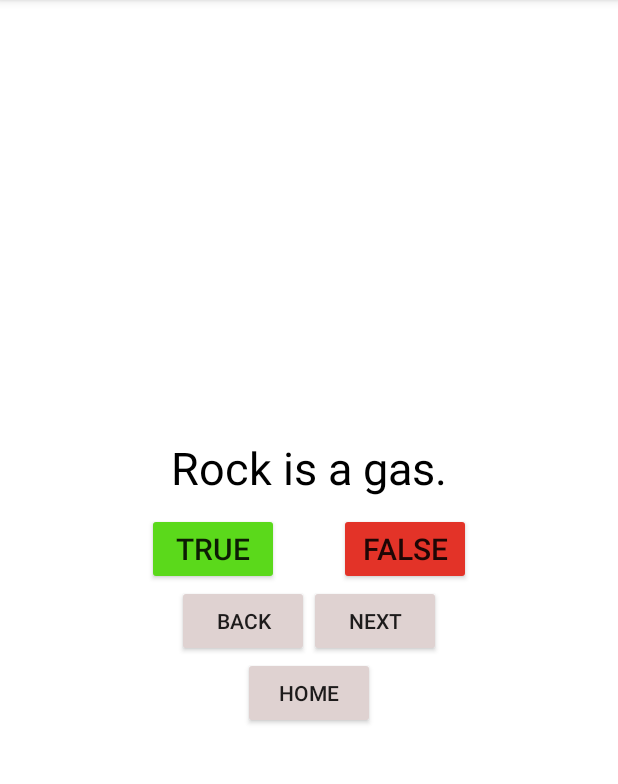
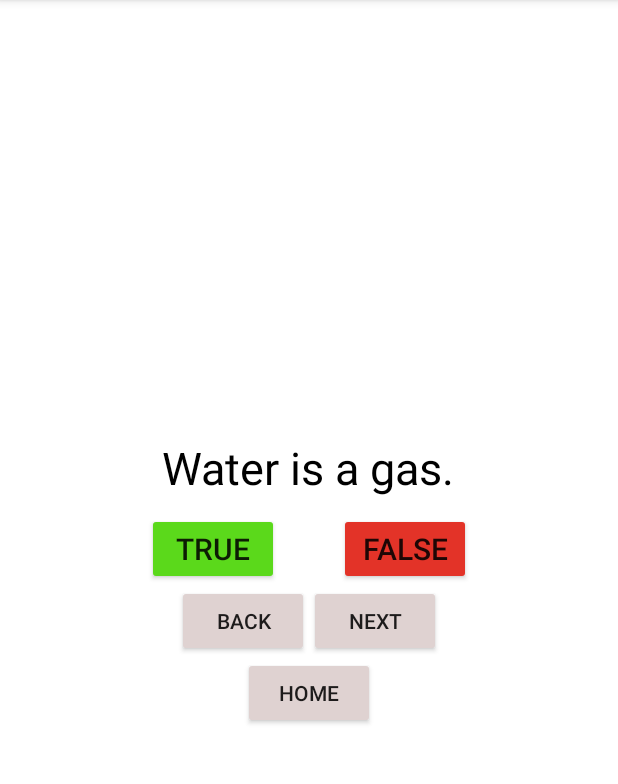
Before and after one commit to JackWatai/SimpleFinalFinalFlashCards, an Android app: the Topic4 screen opened directly, with no data from a screen before it, after a tap on "NEXT", on a phone screen of 412 x 824 dp, the part 84-868 px from its top. Run offline under Robolectric (Android 15) with nearby library versions, the phone set to English and light mode, and no system bars.

Commit message:
changes to Topic 4

```diff
--- a/app/src/main/res/values/strings.xml
+++ b/app/src/main/res/values/strings.xml
@@ -22,10 +22,10 @@
     <string name="h"> The past tense of "must" is "musted"</string>
     <string name="i"> The verb "to think" is never used in continuous tenses.</string>
 
-    <string name="n"> Water is a liquid.</string>
-    <string name="o"> Rock is a gas.</string>
-    <string name="p"> Earth is flat.</string>
-    <string name="q"> Our galaxy is called "dairy milk"</string>
+    <string name="n"> Rock is a solid.</string>
+    <string name="o"> Water is a gas.</string>
+    <string name="p"> Earth is square.</string>
+    <string name="q"> Carbon dioxide is liquid.</string>
 
 
     <string name="next_text">next</string>
```
